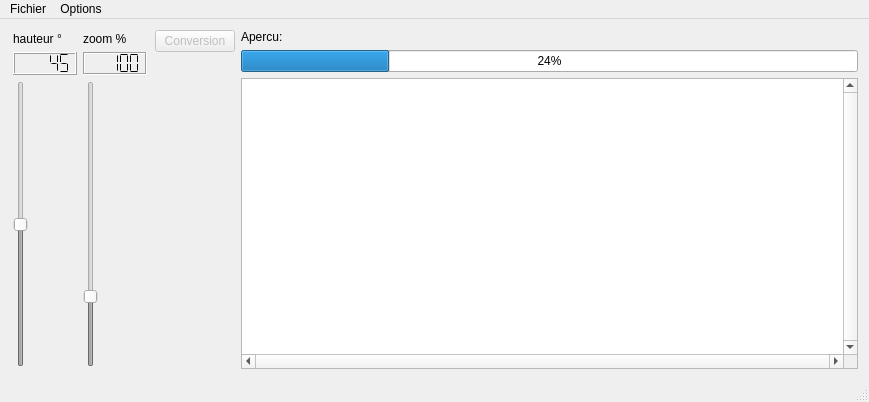
First picture: the form in mainwindow.ui, repository havetc/OpenFish, before the edit.
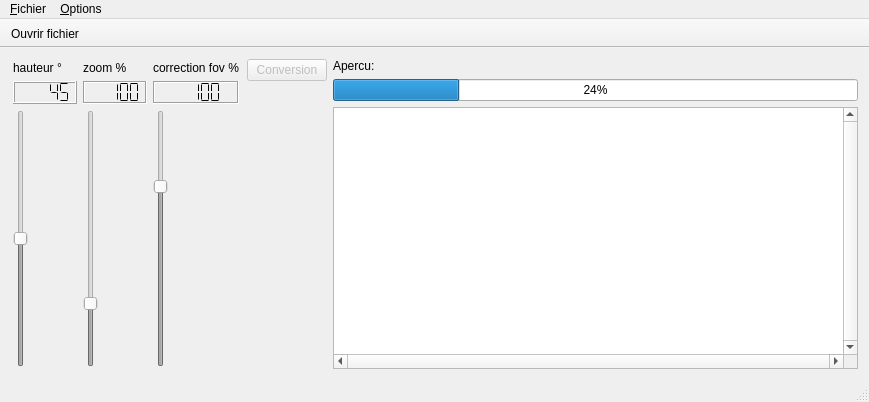
Second picture: the form after the edit. Icons and pictures are not drawn.

Patch:
```diff
--- a/mainwindow.ui
+++ b/mainwindow.ui
@@ -12,8 +12,8 @@
   </property>
   <property name="minimumSize">
    <size>
-    <width>10</width>
-    <height>0</height>
+    <width>400</width>
+    <height>300</height>
    </size>
   </property>
   <property name="windowTitle">
@@ -30,7 +30,7 @@
     <item>
      <layout class="QHBoxLayout" name="horizontalLayout">
       <property name="sizeConstraint">
-       <enum>QLayout::SetDefaultConstraint</enum>
+       <enum>QLayout::SetFixedSize</enum>
       </property>
       <property name="leftMargin">
        <number>2</number>
@@ -145,6 +145,70 @@
         </item>
        </layout>
       </item>
+      <item>
+       <layout class="QVBoxLayout" name="verticalLayout_5">
+        <item>
+         <widget class="QLabel" name="labelFov">
+          <property name="text">
+           <string>correction fov %</string>
+          </property>
+         </widget>
+        </item>
+        <item>
+         <widget class="QLCDNumber" name="lcdNumberFov">
+          <property name="autoFillBackground">
+           <bool>true</bool>
+          </property>
+          <property name="frameShadow">
+           <enum>QFrame::Sunken</enum>
+          </property>
+          <property name="segmentStyle">
+           <enum>QLCDNumber::Flat</enum>
+          </property>
+          <property name="intValue" stdset="0">
+           <number>100</number>
+          </property>
+         </widget>
+        </item>
+        <item>
+         <widget class="QSlider" name="verticalSliderFov">
+          <property name="enabled">
+           <bool>false</bool>
+          </property>
+          <property name="sizePolicy">
+           <sizepolicy hsizetype="Fixed" vsizetype="Expanding">
+            <horstretch>0</horstretch>
+            <verstretch>0</verstretch>
+           </sizepolicy>
+          </property>
+          <property name="minimum">
+           <number>50</number>
+          </property>
+          <property name="maximum">
+           <number>120</number>
+          </property>
+          <property name="value">
+           <number>100</number>
+          </property>
+          <property name="sliderPosition">
+           <number>100</number>
+          </property>
+          <property name="orientation">
+           <enum>Qt::Vertical</enum>
+          </property>
+          <property name="invertedAppearance">
+           <bool>false</bool>
+          </property>
+          <property name="invertedControls">
+           <bool>false</bool>
+          </property>
+          <property name="tickPosition">
+           <enum>QSlider::NoTicks</enum>
+          </property>
+         </widget>
+        </item>
+       </layout>
+      </item>
      </layout>
     </item>
     <item>
@@ -281,46 +345,62 @@
    </property>
    <widget class="QMenu" name="menuTest">
     <property name="title">
-     <string>Fichier</string>
+     <string>&amp;Fichier</string>
     </property>
     <addaction name="actionAction_1"/>
     <addaction name="actionFermer"/>
    </widget>
    <widget class="QMenu" name="menuOptions">
     <property name="title">
-     <string>Options</string>
+     <string>&amp;Options</string>
     </property>
-    <addaction name="actionR_solution_de_sortie"/>
     <addaction name="actionR_solution"/>
    </widget>
    <addaction name="menuTest"/>
    <addaction name="menuOptions"/>
   </widget>
   <widget class="QStatusBar" name="statusBar"/>
+  <widget class="QToolBar" name="toolBar">
+   <property name="windowTitle">
+    <string>toolBar</string>
+   </property>
+   <property name="movable">
+    <bool>false</bool>
+   </property>
+   <property name="floatable">
+    <bool>false</bool>
+   </property>
+   <attribute name="toolBarArea">
+    <enum>TopToolBarArea</enum>
+   </attribute>
+   <attribute name="toolBarBreak">
+    <bool>false</bool>
+   </attribute>
+   <addaction name="actionAction_1"/>
+  </widget>
   <action name="actionAction_1">
    <property name="checkable">
     <bool>false</bool>
    </property>
-   <property name="text">
-    <string>Ouvrir Fichier</string>
+   <property name="icon">
+    <iconset>
+     <normaloff>Open-icon.png</normaloff>Open-icon.png</iconset>
    </property>
-  </action>
-  <action name="actionR_solution_de_sortie">
    <property name="text">
-    <string>Résolution de sortie</string>
+    <string>&amp;Ouvrir fichier</string>
    </property>
-   <property name="visible">
+   <property name="iconVisibleInMenu">
     <bool>false</bool>
    </property>
   </action>
   <action name="actionFermer">
    <property name="text">
-    <string>Fermer</string>
+    <string>&amp;Fermer</string>
    </property>
   </action>
   <action name="actionR_solution">
    <property name="text">
-    <string>Résolution</string>
+    <string>&amp;Résolution</string>
    </property>
   </action>
  </widget>
```
Left out of the diff: 24 changed lines with no effect on the pictures.
